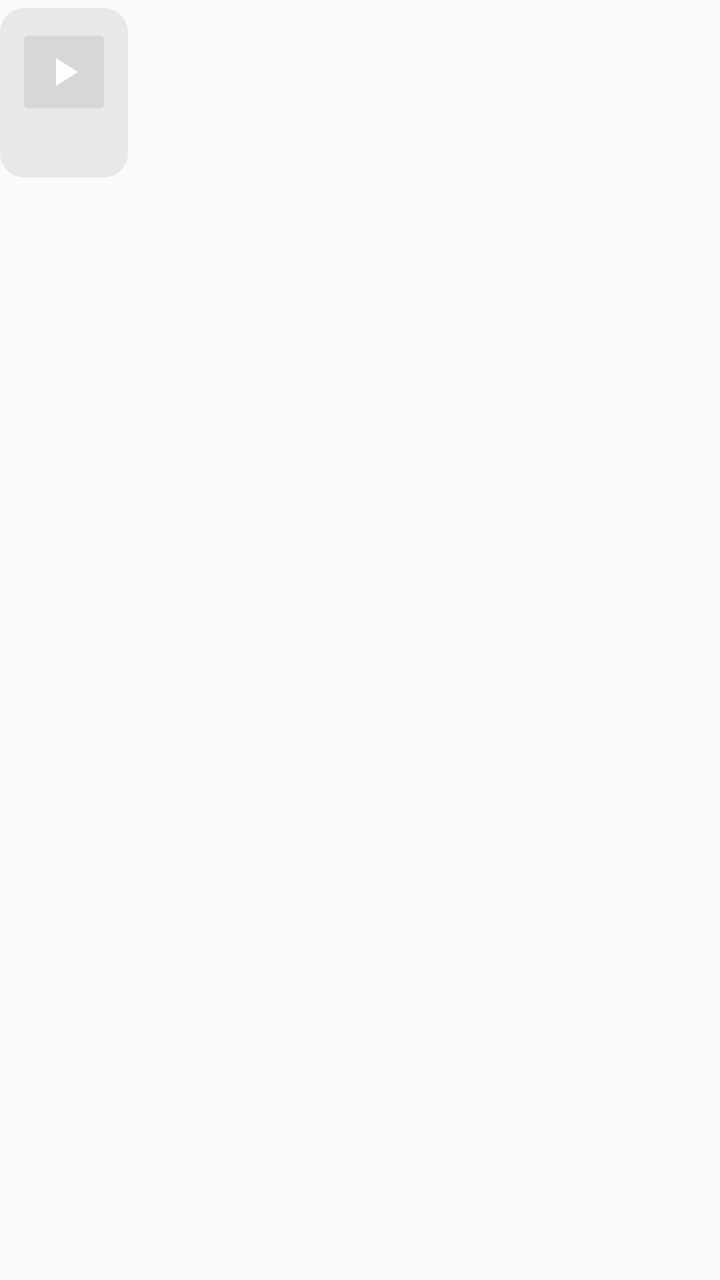
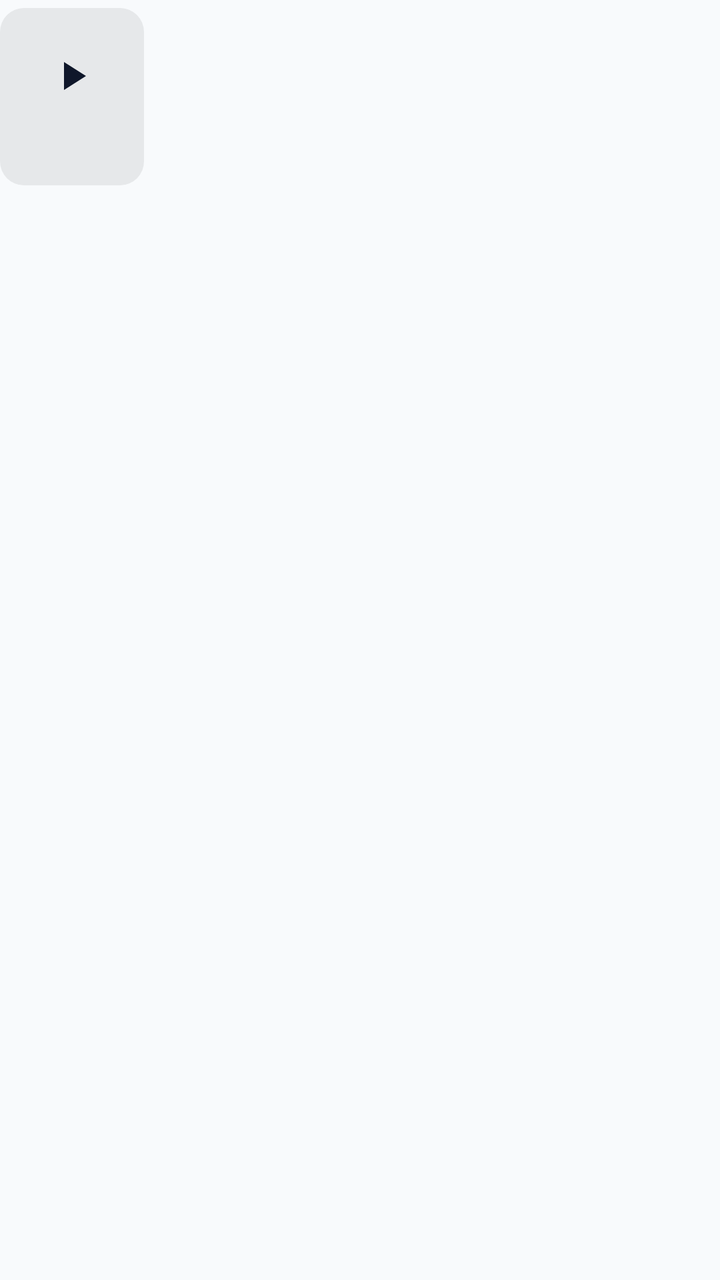

Two renders of the same Android screen: before a commit and after it. Below are the layout's source before the change and the commit's diff.
<!-- AndroidManifest.xml: application theme Theme.NexaChat -->
<!-- res/layout/item_message_video_incoming.xml -->
<?xml version="1.0" encoding="utf-8"?>
<androidx.constraintlayout.widget.ConstraintLayout xmlns:android="http://schemas.android.com/apk/res/android"
    xmlns:app="http://schemas.android.com/apk/res-auto"
    android:layout_width="match_parent"
    android:layout_height="wrap_content"
    android:paddingVertical="@dimen/space_xs">
    <LinearLayout
        android:id="@+id/bubbleContainer"
        android:layout_width="wrap_content"
        android:layout_height="wrap_content"
        android:background="@drawable/bg_message_bubble"
        android:backgroundTint="@color/bubble_other"
        android:maxWidth="@dimen/bubble_max_width"
        android:orientation="vertical"
        android:padding="@dimen/space_sm"
        app:layout_constraintEnd_toEndOf="parent"
        app:layout_constraintHorizontal_bias="0"
        app:layout_constraintStart_toStartOf="parent"
        app:layout_constraintTop_toTopOf="parent">
        <TextView android:id="@+id/senderName" android:layout_width="wrap_content" android:layout_height="wrap_content" android:textAppearance="?attr/textAppearanceLabelSmall" android:visibility="gone"/>
        <include android:id="@+id/replyQuote" layout="@layout/include_message_reply_quote" android:visibility="gone"/>
        <TextView android:id="@+id/messageBody" android:layout_width="wrap_content" android:layout_height="wrap_content" android:textAppearance="?attr/textAppearanceBodyMedium" android:visibility="gone"/>
        <ImageView android:id="@+id/messageImage" android:layout_width="220dp" android:layout_height="160dp" android:contentDescription="@string/cd_open_attachment" android:scaleType="centerCrop" android:visibility="gone"/>
        <ImageButton android:id="@+id/playButton" android:layout_width="@dimen/min_touch_target" android:layout_height="@dimen/min_touch_target" android:contentDescription="@string/cd_open_attachment" android:src="@drawable/ic_play_arrow" android:visibility="visible"/>
        <TextView android:id="@+id/fileName" android:layout_width="wrap_content" android:layout_height="wrap_content" android:drawableStart="@drawable/ic_description" android:gravity="center_vertical" android:visibility="gone"/>
        <TextView android:id="@+id/systemLabel" android:layout_width="wrap_content" android:layout_height="wrap_content" android:textAppearance="?attr/textAppearanceBodySmall" android:textColor="?attr/colorOnSurfaceVariant" android:visibility="gone"/>
        <include android:id="@+id/bubbleMeta" layout="@layout/include_message_bubble_meta"/>
        <include android:id="@+id/reactionsRow" layout="@layout/include_message_reactions_row"/>
    </LinearLayout>
</androidx.constraintlayout.widget.ConstraintLayout>
<!-- res/layout/include_message_reply_quote.xml (included above) -->
<?xml version="1.0" encoding="utf-8"?>
<LinearLayout xmlns:android="http://schemas.android.com/apk/res/android"
    android:layout_width="match_parent"
    android:layout_height="wrap_content"
    android:background="@drawable/bg_reply_quote"
    android:orientation="vertical"
    android:padding="@dimen/space_xs">
    <TextView android:id="@+id/replyAuthor" android:layout_width="wrap_content" android:layout_height="wrap_content" android:textAppearance="?attr/textAppearanceLabelSmall" android:textColor="?attr/colorPrimary"/>
    <TextView android:id="@+id/replySnippet" android:layout_width="wrap_content" android:layout_height="wrap_content" android:ellipsize="end" android:maxLines="2" android:textAppearance="?attr/textAppearanceBodySmall"/>
</LinearLayout>
<!-- res/layout/include_message_bubble_meta.xml (included above) -->
<?xml version="1.0" encoding="utf-8"?>
<LinearLayout xmlns:android="http://schemas.android.com/apk/res/android"
    android:id="@+id/bubbleMetaRow"
    android:layout_width="wrap_content"
    android:layout_height="wrap_content"
    android:layout_gravity="end"
    android:layout_marginTop="2dp"
    android:gravity="center_vertical"
    android:orientation="horizontal">

    <TextView
        android:id="@+id/editedLabel"
        android:layout_width="wrap_content"
        android:layout_height="wrap_content"
        android:layout_marginEnd="@dimen/space_xs"
        android:textAppearance="?attr/textAppearanceLabelSmall"
        android:textColor="?attr/colorOnSurfaceVariant"
        android:textStyle="italic"
        android:visibility="gone" />

    <TextView
        android:id="@+id/timeLabel"
        android:layout_width="wrap_content"
        android:layout_height="wrap_content"
        android:textAppearance="?attr/textAppearanceLabelSmall"
        android:textColor="?attr/colorOnSurfaceVariant" />

    <ProgressBar
        android:id="@+id/sendingProgress"
        style="?android:attr/progressBarStyleSmall"
        android:layout_width="14dp"
        android:layout_height="14dp"
        android:layout_marginStart="@dimen/space_xs"
        android:visibility="gone" />

    <ImageView
        android:id="@+id/deliveryIcon"
        android:layout_width="14dp"
        android:layout_height="14dp"
        android:layout_marginStart="@dimen/space_xs"
        android:contentDescription="@string/cd_delivered"
        android:visibility="gone" />

    <TextView
        android:id="@+id/deliveryStatusText"
        android:layout_width="wrap_content"
        android:layout_height="wrap_content"
        android:layout_marginStart="@dimen/space_xs"
        android:textAppearance="?attr/textAppearanceLabelSmall"
        android:visibility="gone" />
</LinearLayout>
<!-- res/layout/include_message_reactions_row.xml (included above) -->
<?xml version="1.0" encoding="utf-8"?>
<com.google.android.material.chip.ChipGroup xmlns:android="http://schemas.android.com/apk/res/android"
    xmlns:app="http://schemas.android.com/apk/res-auto"
    android:id="@+id/reactionChipGroup"
    android:layout_width="wrap_content"
    android:layout_height="wrap_content"
    android:layout_marginTop="@dimen/space_xs"
    app:singleLine="true" />
<!-- resources referenced by this layout -->
<resources>
  <color name="bubble_other">@color/surface_container_high_light</color>
  <dimen name="bubble_max_width">280dp</dimen>
  <dimen name="min_touch_target">48dp</dimen>
  <dimen name="space_sm">8dp</dimen>
  <dimen name="space_xs">4dp</dimen>
  <string name="cd_delivered">Delivered</string>
  <string name="cd_open_attachment">Open attachment</string>
  <style name="Theme.NexaChat" parent="Theme.NexaChat.Views" />
  <color name="surface_container_high_light">#FFE6E8EA</color>
  <dimen name="corner_md">12dp</dimen>
  <dimen name="corner_sm">8dp</dimen>
  <color name="colorPrimary">@color/brand_indigo</color>
  <color name="colorOnPrimary">#FFFFFFFF</color>
  <color name="colorPrimaryContainer">@color/brand_indigo_container</color>
  <color name="colorOnPrimaryContainer">@color/brand_on_indigo_container</color>
  <color name="colorSecondary">@color/slate_secondary</color>
  <color name="colorOnSecondary">#FFFFFFFF</color>
  <color name="colorSecondaryContainer">@color/slate_secondary_container</color>
  <color name="colorOnSecondaryContainer">@color/slate_on_secondary_container</color>
  <color name="colorTertiary">@color/tertiary_sky</color>
  <color name="colorOnTertiary">#FFFFFFFF</color>
  <color name="colorTertiaryContainer">@color/tertiary_sky_container</color>
  <color name="colorOnTertiaryContainer">@color/tertiary_on_sky_container</color>
  <color name="colorError">@color/error_red</color>
  <color name="colorOnError">#FFFFFFFF</color>
  <color name="colorErrorContainer">@color/error_container_light</color>
  <color name="colorOnErrorContainer">@color/on_error_container_light</color>
  <color name="colorBackground">@color/background_light</color>
  <color name="colorOnBackground">@color/text_primary_light</color>
  <color name="colorSurface">@color/surface_light</color>
  <color name="colorOnSurface">@color/text_primary_light</color>
  <color name="colorSurfaceVariant">@color/surface_variant_light</color>
  <color name="colorOnSurfaceVariant">@color/text_secondary_light</color>
  <color name="colorOutline">@color/slate_border</color>
  <color name="colorOutlineVariant">@color/slate_divider</color>
  <style name="TextAppearance.NexaChat.TitleLarge" parent="TextAppearance.Material3.TitleLarge" />
  <style name="TextAppearance.NexaChat.TitleSmall" parent="TextAppearance.Material3.TitleSmall" />
  <style name="TextAppearance.NexaChat.BodyLarge" parent="TextAppearance.Material3.BodyLarge" />
  <style name="TextAppearance.NexaChat.BodyMedium" parent="TextAppearance.Material3.BodyMedium" />
  <style name="TextAppearance.NexaChat.BodySmall" parent="TextAppearance.Material3.BodySmall" />
  <style name="TextAppearance.NexaChat.LabelLarge" parent="TextAppearance.Material3.LabelLarge" />
  <style name="TextAppearance.NexaChat.LabelMedium" parent="TextAppearance.Material3.LabelMedium" />
  <style name="TextAppearance.NexaChat.LabelSmall" parent="TextAppearance.Material3.LabelSmall" />
  <color name="brand_indigo">#FF4F46E5</color>
  <color name="brand_indigo_container">#FFE0E7FF</color>
  <color name="brand_on_indigo_container">#FF1E1B4B</color>
  <color name="slate_secondary">#FF505F76</color>
  <color name="slate_secondary_container">#FFD0E1FB</color>
  <color name="slate_on_secondary_container">#FF1D283A</color>
  <color name="tertiary_sky">#FF0EA5E9</color>
  <color name="tertiary_sky_container">#FFBAE6FD</color>
  <color name="tertiary_on_sky_container">#FF0369A1</color>
  <color name="error_red">#FFBA1A1A</color>
  <color name="error_container_light">#FFFFDAD6</color>
  <color name="on_error_container_light">#FF93000A</color>
  <color name="background_light">#FFF8FAFC</color>
  <color name="text_primary_light">#FF0F172A</color>
  <color name="surface_light">#FFF8FAFC</color>
  <color name="surface_variant_light">#FFE0E3E5</color>
  <color name="text_secondary_light">#FF64748B</color>
  <color name="slate_border">#FFCBD5E1</color>
  <color name="slate_divider">#FFE2E8F0</color>
  <dimen name="corner_lg">16dp</dimen>
  <!-- unchanged entries left out for length: 13 -->
</resources>

<!-- the commit's change to res/layout/item_message_video_incoming.xml (unified diff, before → after) -->
@@ -12,17 +12,17 @@
         android:backgroundTint="@color/bubble_other"
         android:maxWidth="@dimen/bubble_max_width"
         android:orientation="vertical"
-        android:padding="@dimen/space_sm"
+        android:paddingHorizontal="12dp" android:paddingVertical="10dp"
         app:layout_constraintEnd_toEndOf="parent"
         app:layout_constraintHorizontal_bias="0"
         app:layout_constraintStart_toStartOf="parent"
         app:layout_constraintTop_toTopOf="parent">
-        <TextView android:id="@+id/senderName" android:layout_width="wrap_content" android:layout_height="wrap_content" android:textAppearance="?attr/textAppearanceLabelSmall" android:visibility="gone"/>
+        <TextView android:id="@+id/senderName" android:layout_width="wrap_content" android:layout_height="wrap_content" android:textAppearance="?attr/textAppearanceLabelSmall" android:textColor="?attr/colorOnSurface" android:textStyle="bold" android:visibility="gone"/>
         <include android:id="@+id/replyQuote" layout="@layout/include_message_reply_quote" android:visibility="gone"/>
-        <TextView android:id="@+id/messageBody" android:layout_width="wrap_content" android:layout_height="wrap_content" android:textAppearance="?attr/textAppearanceBodyMedium" android:visibility="gone"/>
+        <TextView android:id="@+id/messageBody" android:layout_width="wrap_content" android:layout_height="wrap_content" android:textAppearance="?attr/textAppearanceBodyMedium" android:textColor="?attr/colorOnSurface" android:visibility="gone"/>
         <ImageView android:id="@+id/messageImage" android:layout_width="220dp" android:layout_height="160dp" android:contentDescription="@string/cd_open_attachment" android:scaleType="centerCrop" android:visibility="gone"/>
-        <ImageButton android:id="@+id/playButton" android:layout_width="@dimen/min_touch_target" android:layout_height="@dimen/min_touch_target" android:contentDescription="@string/cd_open_attachment" android:src="@drawable/ic_play_arrow" android:visibility="visible"/>
-        <TextView android:id="@+id/fileName" android:layout_width="wrap_content" android:layout_height="wrap_content" android:drawableStart="@drawable/ic_description" android:gravity="center_vertical" android:visibility="gone"/>
+        <ImageButton android:id="@+id/playButton" android:layout_width="@dimen/min_touch_target" android:layout_height="@dimen/min_touch_target" android:background="?attr/selectableItemBackgroundBorderless" android:contentDescription="@string/cd_open_attachment" android:src="@drawable/ic_play_arrow" android:tint="?attr/colorOnSurface" android:visibility="visible"/>
+        <TextView android:id="@+id/fileName" android:layout_width="wrap_content" android:layout_height="wrap_content" android:drawableStart="@drawable/ic_description" android:drawablePadding="10dp" android:drawableTint="?attr/colorOnSurface" android:gravity="center_vertical" android:textAppearance="?attr/textAppearanceBodyMedium" android:textColor="?attr/colorOnSurface" android:visibility="gone"/>
         <TextView android:id="@+id/systemLabel" android:layout_width="wrap_content" android:layout_height="wrap_content" android:textAppearance="?attr/textAppearanceBodySmall" android:textColor="?attr/colorOnSurfaceVariant" android:visibility="gone"/>
         <include android:id="@+id/bubbleMeta" layout="@layout/include_message_bubble_meta"/>
         <include android:id="@+id/reactionsRow" layout="@layout/include_message_reactions_row"/>
<!-- resource entries referenced after the edit -->
@@ -3,7 +3,6 @@
   <color name="bubble_other">@color/surface_container_high_light</color>
   <dimen name="bubble_max_width">280dp</dimen>
   <dimen name="min_touch_target">48dp</dimen>
-  <dimen name="space_sm">8dp</dimen>
   <dimen name="space_xs">4dp</dimen>
   <string name="cd_delivered">Delivered</string>
   <string name="cd_open_attachment">Open attachment</string>
